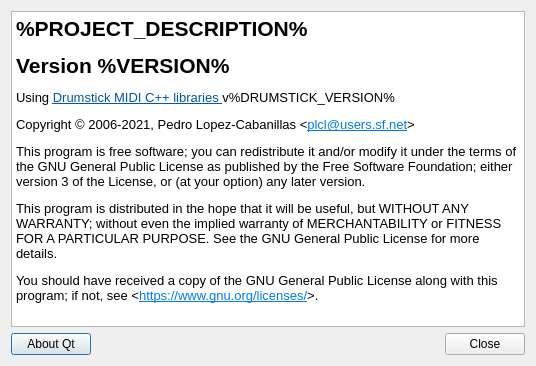
pedrolcl/dmidiplayer, file playerabout.ui: the form before one commit.
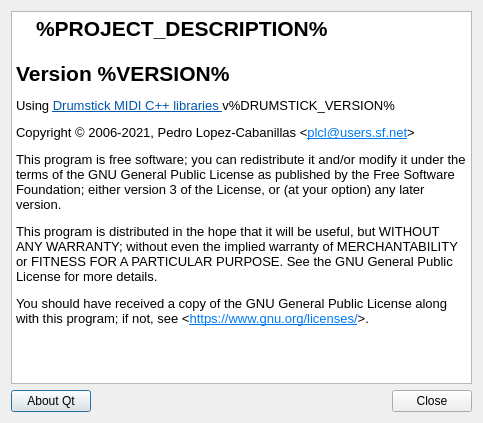
The form after the commit. Icons and pictures are not drawn.

Commit message: about box

Diff of the .ui file:
```diff
--- a/playerabout.ui
+++ b/playerabout.ui
@@ -6,8 +6,8 @@
    <rect>
     <x>0</x>
     <y>0</y>
-    <width>536</width>
-    <height>366</height>
+    <width>483</width>
+    <height>423</height>
    </rect>
   </property>
   <property name="windowTitle">
@@ -49,7 +49,7 @@
 &lt;html&gt;&lt;head&gt;&lt;meta name=&quot;qrichtext&quot; content=&quot;1&quot; /&gt;&lt;style type=&quot;text/css&quot;&gt;
 p, li { white-space: pre-wrap; }
 &lt;/style&gt;&lt;/head&gt;&lt;body style=&quot; font-family:'Noto Sans'; font-size:10pt; font-weight:400; font-style:normal;&quot;&gt;
-&lt;p style=&quot; margin-top:12px; margin-bottom:12px; margin-left:0px; margin-right:0px; -qt-block-indent:0; text-indent:0px;&quot;&gt;&lt;img src=&quot;:/dmidiplayer.png&quot; style=&quot;float: left;&quot; /&gt;&lt;span style=&quot; font-family:'Sans Serif'; font-size:16pt; font-weight:600;&quot;&gt;%PROJECT_DESCRIPTION%&lt;/span&gt;&lt;/p&gt;
+&lt;p style=&quot; margin-top:20px; margin-bottom:20px; margin-left:20px; margin-right:20px; -qt-block-indent:0; text-indent:0px;&quot;&gt;&lt;img src=&quot;:/dmidiplayer128.png&quot; style=&quot;float: left;&quot; /&gt;&lt;span style=&quot; font-family:'Sans Serif'; font-size:16pt; font-weight:600;&quot;&gt;%PROJECT_DESCRIPTION%&lt;/span&gt;&lt;/p&gt;
 &lt;p style=&quot; margin-top:12px; margin-bottom:12px; margin-left:0px; margin-right:0px; -qt-block-indent:0; text-indent:0px;&quot;&gt;&lt;span style=&quot; font-family:'Sans Serif'; font-size:16pt; font-weight:600;&quot;&gt;Version %VERSION%&lt;/span&gt;&lt;/p&gt;
 &lt;p style=&quot; margin-top:12px; margin-bottom:12px; margin-left:0px; margin-right:0px; -qt-block-indent:0; text-indent:0px;&quot;&gt;&lt;span style=&quot; font-family:'Sans Serif';&quot;&gt;Using &lt;/span&gt;&lt;a href=&quot;https://drumstick.sourceforge.io&quot;&gt;&lt;span style=&quot; font-family:'DejaVu Sans'; text-decoration: underline; color:#0057ae;&quot;&gt;Drumstick MIDI C++ libraries &lt;/span&gt;&lt;/a&gt;&lt;span style=&quot; font-family:'Sans Serif';&quot;&gt;v%DRUMSTICK_VERSION%&lt;/span&gt;&lt;/p&gt;
 &lt;p style=&quot; margin-top:12px; margin-bottom:12px; margin-left:0px; margin-right:0px; -qt-block-indent:0; text-indent:0px;&quot;&gt;&lt;span style=&quot; font-family:'Sans Serif';&quot;&gt;Copyright © 2006-2021, Pedro Lopez-Cabanillas &amp;lt;&lt;/span&gt;&lt;a href=&quot;mailto:plcl@users.sf.net?subject=dmidiplayer&quot;&gt;&lt;span style=&quot; text-decoration: underline; color:#007af4;&quot;&gt;plcl@users.sf.net&lt;/span&gt;&lt;/a&gt;&lt;span style=&quot; font-family:'Sans Serif';&quot;&gt;&amp;gt;&lt;/span&gt;&lt;/p&gt;
```
The commit also changes 1 other file.
